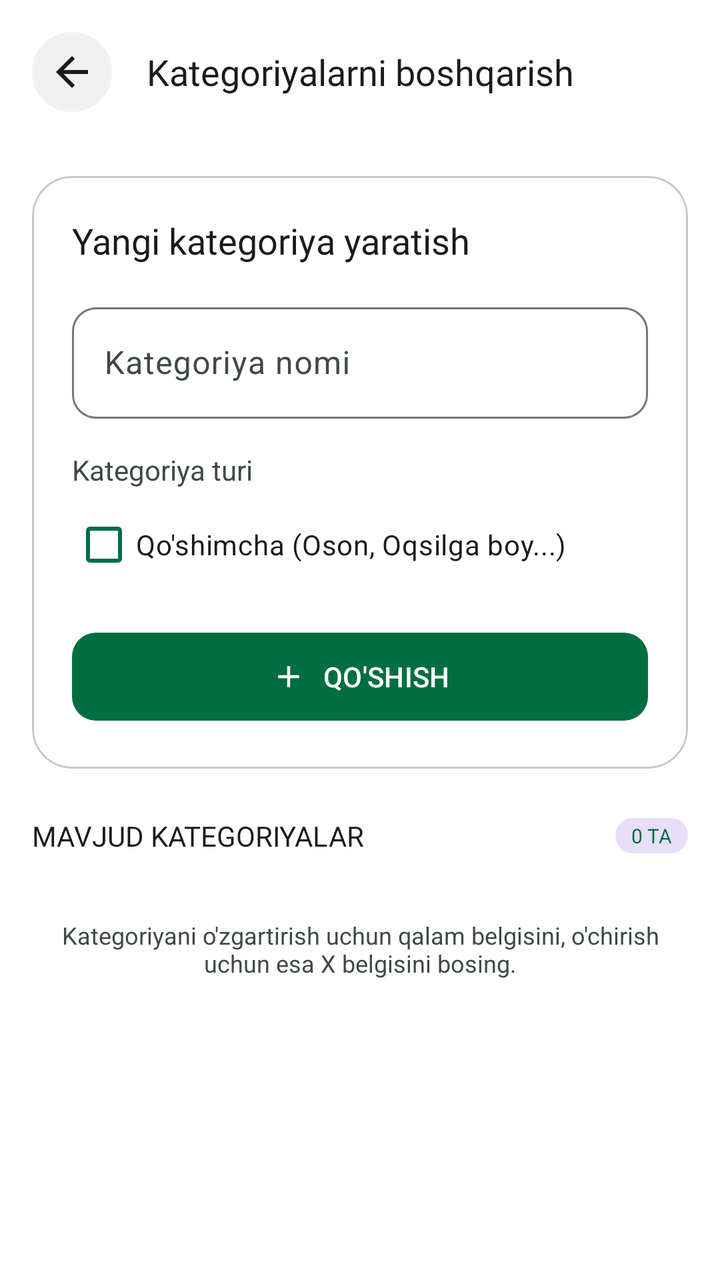
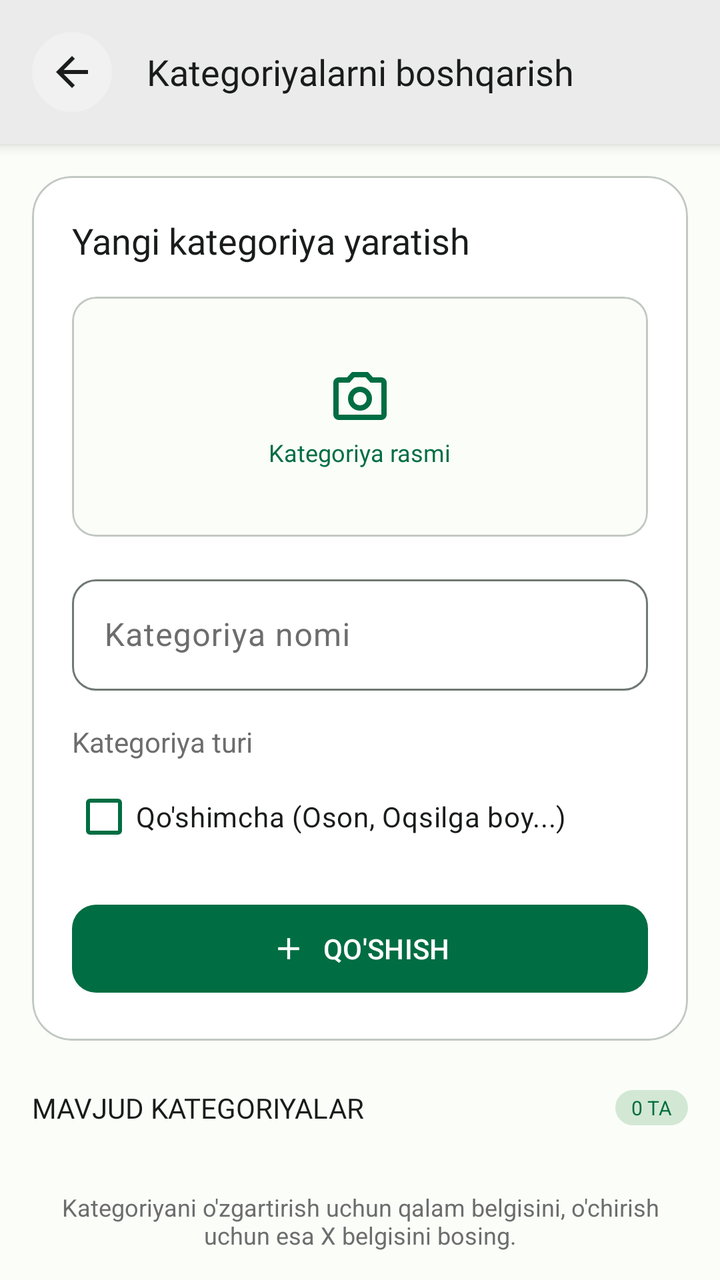

Two renders of the same Android screen: before a commit and after it. Below are the layout's source before the change and the commit's diff.
<!-- AndroidManifest.xml: application theme Theme.Ozamiz -->
<!-- res/layout/fragment_category_manager.xml -->
<?xml version="1.0" encoding="utf-8"?>
<androidx.constraintlayout.widget.ConstraintLayout xmlns:android="http://schemas.android.com/apk/res/android"
    xmlns:app="http://schemas.android.com/apk/res-auto"
    xmlns:tools="http://schemas.android.com/tools"
    android:layout_width="match_parent"
    android:layout_height="match_parent"
    android:background="?colorSurfaceContainerLowest">

    
    <LinearLayout
        android:id="@+id/headerLayout"
        android:layout_width="match_parent"
        android:layout_height="wrap_content"
        android:gravity="center_vertical"
        android:padding="16dp"
        android:elevation="0dp"
        android:background="?colorSurfaceContainerLowest"
        android:fitsSystemWindows="true"
        app:layout_constraintTop_toTopOf="parent">

        <ImageButton
            android:id="@+id/btnBack"
            android:layout_width="40dp"
            android:layout_height="40dp"
            android:background="@drawable/oval_back"
            android:backgroundTint="?colorSurfaceContainerHigh"
            android:src="@drawable/arrow_back"
            android:contentDescription="Back"
            android:padding="8dp"
            app:tint="?colorOnSurface"/>

        <TextView
            android:layout_width="0dp"
            android:layout_height="wrap_content"
            android:layout_weight="1"
            android:gravity="center"
            android:text="Kategoriyalarni boshqarish"
            android:textSize="18sp"
            android:fontFamily="@font/roboto_bold"
            android:textColor="?colorOnSurface"
            android:layout_marginEnd="40dp"/>
    </LinearLayout>

    <androidx.core.widget.NestedScrollView
        android:layout_width="match_parent"
        android:layout_height="0dp"
        app:layout_constraintTop_toBottomOf="@id/headerLayout"
        app:layout_constraintBottom_toBottomOf="parent">

        <LinearLayout
            android:layout_width="match_parent"
            android:layout_height="wrap_content"
            android:orientation="vertical"
            android:paddingBottom="80dp">

            
            <com.google.android.material.card.MaterialCardView
                android:layout_width="match_parent"
                android:layout_height="wrap_content"
                android:layout_marginHorizontal="16dp"
                android:layout_marginTop="16dp"
                android:layout_marginBottom="24dp"
                app:cardBackgroundColor="?attr/colorSurfaceContainerLowest"
                app:cardCornerRadius="20dp"
                app:cardElevation="0dp"
                app:strokeColor="?attr/colorOutlineVariant"
                app:strokeWidth="1dp">

                <LinearLayout
                    android:layout_width="match_parent"
                    android:layout_height="wrap_content"
                    android:orientation="vertical"
                    android:padding="20dp">

                    <TextView
                        android:layout_width="wrap_content"
                        android:layout_height="wrap_content"
                        android:text="Yangi kategoriya yaratish"
                        android:textSize="18sp"
                        android:textColor="?attr/colorOnSurface"
                        android:fontFamily="@font/roboto_bold"
                        android:layout_marginBottom="16dp"/>

                    <com.google.android.material.textfield.TextInputLayout
                        android:layout_width="match_parent"
                        android:layout_height="wrap_content"
                        android:hint="Kategoriya nomi"
                        app:boxCornerRadiusBottomEnd="12dp"
                        app:boxCornerRadiusBottomStart="12dp"
                        app:boxCornerRadiusTopEnd="12dp"
                        app:boxCornerRadiusTopStart="12dp"
                        app:boxBackgroundColor="?attr/colorSurfaceContainerLowest"
                        android:layout_marginBottom="12dp">

                        <com.google.android.material.textfield.TextInputEditText
                            android:id="@+id/editNewCategory"
                            android:layout_width="match_parent"
                            android:layout_height="wrap_content"
                            android:inputType="textCapSentences"
                            android:textSize="16sp"/>
                    </com.google.android.material.textfield.TextInputLayout>

                    
                    <TextView
                        android:layout_width="wrap_content"
                        android:layout_height="wrap_content"
                        android:text="Kategoriya turi"
                        android:textSize="14sp"
                        android:textColor="?attr/colorOnSurfaceVariant"
                        android:layout_marginBottom="4dp"
                        android:layout_marginTop="4dp"/>

                    <com.google.android.material.checkbox.MaterialCheckBox
                        android:id="@+id/checkIsSecondary"
                        android:layout_width="match_parent"
                        android:layout_height="wrap_content"
                        android:text="Qo'shimcha (Oson, Oqsilga boy...)"
                        android:textColor="?attr/colorOnSurface"
                        android:textSize="14sp"
                        android:buttonTint="?attr/colorPrimary"/>

                    <com.google.android.material.button.MaterialButton
                        android:id="@+id/btnAdd"
                        android:layout_width="match_parent"
                        android:layout_height="52dp"
                        android:layout_marginTop="16dp"
                        android:text="QO'SHISH"
                        android:textColor="?attr/colorOnPrimary"
                        app:cornerRadius="12dp"
                        app:icon="@drawable/add_ic"
                        app:iconTint="?attr/colorOnPrimary"
                        app:iconGravity="textStart"/>
                </LinearLayout>
            </com.google.android.material.card.MaterialCardView>

            
            <LinearLayout
                android:layout_width="match_parent"
                android:layout_height="wrap_content"
                android:paddingHorizontal="16dp"
                android:paddingBottom="8dp"
                android:gravity="center_vertical">

                <TextView
                    android:layout_width="0dp"
                    android:layout_height="wrap_content"
                    android:layout_weight="1"
                    android:text="MAVJUD KATEGORIYALAR"
                    android:textSize="14sp"
                    android:fontFamily="@font/roboto_bold"
                    android:textColor="?colorOnSurface"/>

                <TextView
                    android:id="@+id/textCount"
                    android:layout_width="wrap_content"
                    android:layout_height="wrap_content"
                    android:text="0 TA"
                    android:textSize="10sp"
                    android:textColor="?attr/colorPrimary"
                    android:background="@drawable/round_lay"
                    android:backgroundTint="?attr/colorSecondaryContainer"
                    android:paddingHorizontal="8dp"
                    android:paddingVertical="2dp"/>
            </LinearLayout>

            <androidx.recyclerview.widget.RecyclerView
                android:id="@+id/recyclerCategories"
                android:layout_width="match_parent"
                android:layout_height="wrap_content"
                android:nestedScrollingEnabled="false"/>

            <TextView
                android:layout_width="match_parent"
                android:layout_height="wrap_content"
                android:text="Kategoriyani o'zgartirish uchun qalam belgisini, o'chirish uchun esa X belgisini bosing."
                android:gravity="center"
                android:padding="24dp"
                android:textSize="12sp"
                android:textColor="?colorOnSurfaceVariant"/>

        </LinearLayout>
    </androidx.core.widget.NestedScrollView>

</androidx.constraintlayout.widget.ConstraintLayout>
<!-- resources referenced by this layout -->
<resources>
  <style name="Base.Ozamiz" parent="Theme.Material3.Light.NoActionBar">
          
          <item name="backgroundColor">?attr/colorSurface</item>
          <item name="android:windowBackground">?attr/colorSurface</item>
  
          
          <item name="android:statusBarColor">@android:color/transparent</item>
          <item name="android:navigationBarColor">@android:color/transparent</item>
          <item name="android:windowLightStatusBar">true</item>
          <item name="android:windowLightNavigationBar">true</item>
  
          <item name="colorPrimary">@color/md_theme_light_primary</item>
          <item name="colorOnPrimary">@color/md_theme_light_onPrimary</item>
          <item name="colorPrimaryContainer">@color/md_theme_light_primaryContainer</item>
          <item name="colorOnPrimaryContainer">@color/md_theme_light_onPrimaryContainer</item>
          <item name="colorSecondary">@color/md_theme_light_secondary</item>
          <item name="colorOnSecondary">@color/md_theme_light_onSecondary</item>
          <item name="colorError">@color/md_theme_light_error</item>
          <item name="colorOnError">@color/md_theme_light_onError</item>
  
          <item name="colorSurface">@color/md_theme_light_surface</item>
          <item name="colorOnSurface">@color/md_theme_light_onSurface</item>
          <item name="colorSurfaceVariant">@color/md_theme_light_surfaceVariant</item>
          <item name="colorOnSurfaceVariant">@color/md_theme_light_onSurfaceVariant</item>
          <item name="colorOutline">@color/md_theme_light_outline</item>
  
          <item name="colorSurfaceContainerLowest">@color/md_theme_light_surfaceContainerLowest</item>
          <item name="colorSurfaceContainerLow">@color/md_theme_light_surfaceContainerLow</item>
          <item name="colorSurfaceContainer">@color/md_theme_light_surfaceContainer</item>
          <item name="colorSurfaceContainerHigh">@color/md_theme_light_surfaceContainerHigh</item>
      </style>
  <color name="md_theme_light_onSurfaceVariant">#404943</color>
  <!-- unchanged entries left out for length: 23 -->
</resources>

<!-- the commit's change to res/layout/fragment_category_manager.xml (unified diff, before → after) -->
@@ -1,21 +1,18 @@
 <?xml version="1.0" encoding="utf-8"?>
 <androidx.constraintlayout.widget.ConstraintLayout xmlns:android="http://schemas.android.com/apk/res/android"
     xmlns:app="http://schemas.android.com/apk/res-auto"
-    xmlns:tools="http://schemas.android.com/tools"
     android:layout_width="match_parent"
     android:layout_height="match_parent"
-    android:background="?colorSurfaceContainerLowest">
-
-    
+    android:background="?colorSurface">
+
     <LinearLayout
         android:id="@+id/headerLayout"
         android:layout_width="match_parent"
         android:layout_height="wrap_content"
         android:gravity="center_vertical"
         android:padding="16dp"
-        android:elevation="0dp"
-        android:background="?colorSurfaceContainerLowest"
-        android:fitsSystemWindows="true"
+        android:elevation="4dp"
+        android:background="?colorSurfaceContainer"
         app:layout_constraintTop_toTopOf="parent">
 
         <ImageButton
@@ -80,6 +77,54 @@
                         android:textColor="?attr/colorOnSurface"
                         android:fontFamily="@font/roboto_bold"
                         android:layout_marginBottom="16dp"/>
+
+                    
+                    <com.google.android.material.card.MaterialCardView
+                        android:id="@+id/cardCategoryImagePicker"
+                        android:layout_width="match_parent"
+                        android:layout_height="120dp"
+                        android:layout_marginBottom="16dp"
+                        app:cardCornerRadius="12dp"
+                        app:cardElevation="0dp"
+                        app:strokeColor="?attr/colorOutlineVariant"
+                        app:strokeWidth="1dp"
+                        android:foreground="?selectableItemBackground">
+
+                        <FrameLayout
+                            android:layout_width="match_parent"
+                            android:layout_height="match_parent">
+
+                            <LinearLayout
+                                android:id="@+id/containerCategoryUploadInfo"
+                                android:layout_width="match_parent"
+                                android:layout_height="match_parent"
+                                android:gravity="center"
+                                android:orientation="vertical">
+
+                                <ImageView
+                                    android:layout_width="32dp"
+                                    android:layout_height="32dp"
+                                    android:src="@drawable/camera_ic"
+                                    app:tint="?attr/colorPrimary"
+                                    android:layout_marginBottom="4dp"/>
+
+                                <TextView
+                                    android:layout_width="wrap_content"
+                                    android:layout_height="wrap_content"
+                                    android:text="Kategoriya rasmi"
+                                    android:fontFamily="@font/roboto_bold"
+                                    android:textColor="?attr/colorPrimary"
+                                    android:textSize="12sp"/>
+                            </LinearLayout>
+
+                            <ImageView
+                                android:id="@+id/imageCategoryPreview"
+                                android:layout_width="match_parent"
+                                android:layout_height="match_parent"
+                                android:scaleType="centerCrop"
+                                android:visibility="gone"/>
+                        </FrameLayout>
+                    </com.google.android.material.card.MaterialCardView>
 
                     <com.google.android.material.textfield.TextInputLayout
                         android:layout_width="match_parent"
<!-- resource entries referenced after the edit -->
@@ -1,37 +1,78 @@
 <!-- resources referenced by this layout -->
 <resources>
+  <!-- drawable camera_ic (drawable) -->
+  <vector xmlns:android="http://schemas.android.com/apk/res/android"
+      android:width="24dp"
+      android:height="24dp"
+      android:viewportWidth="960"
+      android:viewportHeight="960"
+      android:tint="?attr/colorControlNormal">
+    <path
+        android:fillColor="@android:color/white"
+        android:pathData="M480,700Q555,700 607.5,647.5Q660,595 660,520Q660,445 607.5,392.5Q555,340 480,340Q405,340 352.5,392.5Q300,445 300,520Q300,595 352.5,647.5Q405,700 480,700ZM480,620Q438,620 409,591Q380,562 380,520Q380,478 409,449Q438,420 480,420Q522,420 551,449Q580,478 580,520Q580,562 551,591Q522,620 480,620ZM160,840Q127,840 103.5,816.5Q80,793 80,760L80,280Q80,247 103.5,223.5Q127,200 160,200L286,200L360,120L600,120L674,200L800,200Q833,200 856.5,223.5Q880,247 880,280L880,760Q880,793 856.5,816.5Q833,840 800,840L160,840ZM160,760L800,760Q800,760 800,760Q800,760 800,760L800,280Q800,280 800,280Q800,280 800,280L638,280L565,200L395,200L322,280L160,280Q160,280 160,280Q160,280 160,280L160,760Q160,760 160,760Q160,760 160,760ZM480,520Q480,520 480,520Q480,520 480,520L480,520Q480,520 480,520Q480,520 480,520L480,520L480,520L480,520L480,520L480,520Q480,520 480,520Q480,520 480,520L480,520Q480,520 480,520Q480,520 480,520Z"/>
+  </vector>
   <style name="Base.Ozamiz" parent="Theme.Material3.Light.NoActionBar">
-          
-          <item name="backgroundColor">?attr/colorSurface</item>
-          <item name="android:windowBackground">?attr/colorSurface</item>
-  
-          
-          <item name="android:statusBarColor">@android:color/transparent</item>
-          <item name="android:navigationBarColor">@android:color/transparent</item>
+          <item name="backgroundColor">@color/md_theme_light_surfaceContainer</item>
+          <item name="android:windowBackground">@color/md_theme_light_surfaceContainer</item>
+          <item name="android:statusBarColor">@color/md_theme_light_surfaceContainer</item>
           <item name="android:windowLightStatusBar">true</item>
-          <item name="android:windowLightNavigationBar">true</item>
   
           <item name="colorPrimary">@color/md_theme_light_primary</item>
           <item name="colorOnPrimary">@color/md_theme_light_onPrimary</item>
           <item name="colorPrimaryContainer">@color/md_theme_light_primaryContainer</item>
           <item name="colorOnPrimaryContainer">@color/md_theme_light_onPrimaryContainer</item>
+  
           <item name="colorSecondary">@color/md_theme_light_secondary</item>
           <item name="colorOnSecondary">@color/md_theme_light_onSecondary</item>
+          <item name="colorSecondaryContainer">@color/md_theme_light_secondaryContainer</item>
+          <item name="colorOnSecondaryContainer">@color/md_theme_light_onSecondaryContainer</item>
+  
+          
+          <item name="colorTertiary">@color/md_theme_light_tertiary</item>
+          <item name="colorOnTertiary">@color/md_theme_light_onTertiary</item>
+          <item name="colorTertiaryContainer">@color/md_theme_light_tertiaryContainer</item>
+          <item name="colorOnTertiaryContainer">@color/md_theme_light_onTertiaryContainer</item>
+  
+          
           <item name="colorError">@color/md_theme_light_error</item>
           <item name="colorOnError">@color/md_theme_light_onError</item>
+          <item name="colorErrorContainer">@color/md_theme_light_errorContainer</item>
+          <item name="colorOnErrorContainer">@color/md_theme_light_onErrorContainer</item>
   
           <item name="colorSurface">@color/md_theme_light_surface</item>
           <item name="colorOnSurface">@color/md_theme_light_onSurface</item>
           <item name="colorSurfaceVariant">@color/md_theme_light_surfaceVariant</item>
-          <item name="colorOnSurfaceVariant">@color/md_theme_light_onSurfaceVariant</item>
+          <item name="colorOnSurfaceVariant">#6D6D6D</item>
           <item name="colorOutline">@color/md_theme_light_outline</item>
+          <item name="colorOutlineVariant">#C2C8C2</item>
   
           <item name="colorSurfaceContainerLowest">@color/md_theme_light_surfaceContainerLowest</item>
           <item name="colorSurfaceContainerLow">@color/md_theme_light_surfaceContainerLow</item>
           <item name="colorSurfaceContainer">@color/md_theme_light_surfaceContainer</item>
           <item name="colorSurfaceContainerHigh">@color/md_theme_light_surfaceContainerHigh</item>
+          <item name="colorSurfaceContainerHighest">@color/md_theme_light_surfaceContainerHighest</item>
+  
+          
+          <item name="colorSurfaceInverse">#2E312F</item>
+          <item name="colorOnSurfaceInverse">#F0F5F1</item>
+  
+          
+          <item name="contentScrim">#000000</item>
+          <item name="android:shadowColor">#006D42</item>
+  
+          
+          <item name="customGreen">#006D42</item>
+          <item name="customYellow">#FFB116</item>
       </style>
-  <color name="md_theme_light_onSurfaceVariant">#404943</color>
+  <color name="md_theme_light_secondaryContainer">#D2E8D4</color>
+  <color name="md_theme_light_onSecondaryContainer">#0D1F13</color>
+  <color name="md_theme_light_tertiary">#3A646F</color>
+  <color name="md_theme_light_onTertiary">#FFFFFF</color>
+  <color name="md_theme_light_tertiaryContainer">#BEEAF7</color>
+  <color name="md_theme_light_onTertiaryContainer">#001F25</color>
+  <color name="md_theme_light_errorContainer">#FFDAD6</color>
+  <color name="md_theme_light_onErrorContainer">#410002</color>
+  <color name="md_theme_light_surfaceContainerHighest">#E6E6E6</color>
   <!-- unchanged entries left out for length: 23 -->
 </resources>
 
